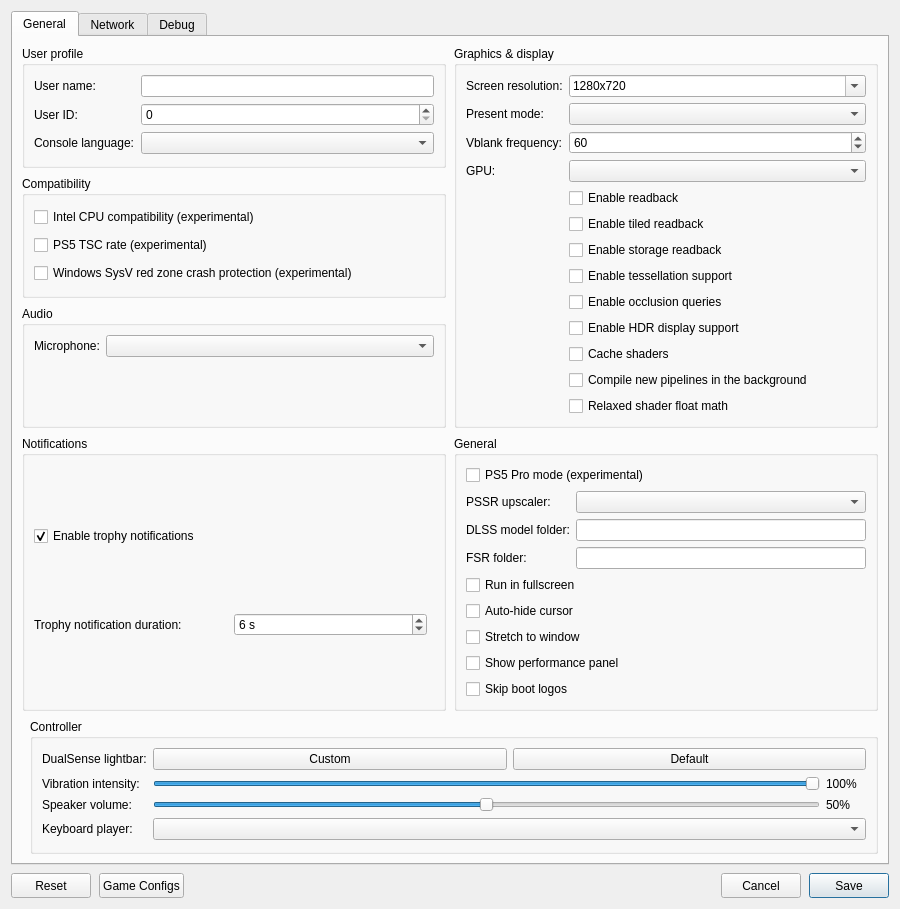
The window that src/launcher/forms/configuration_edit_dialog.ui (TheCruZ/KytyPS5-GTA) describes before a commit, drawn with Qt 5.
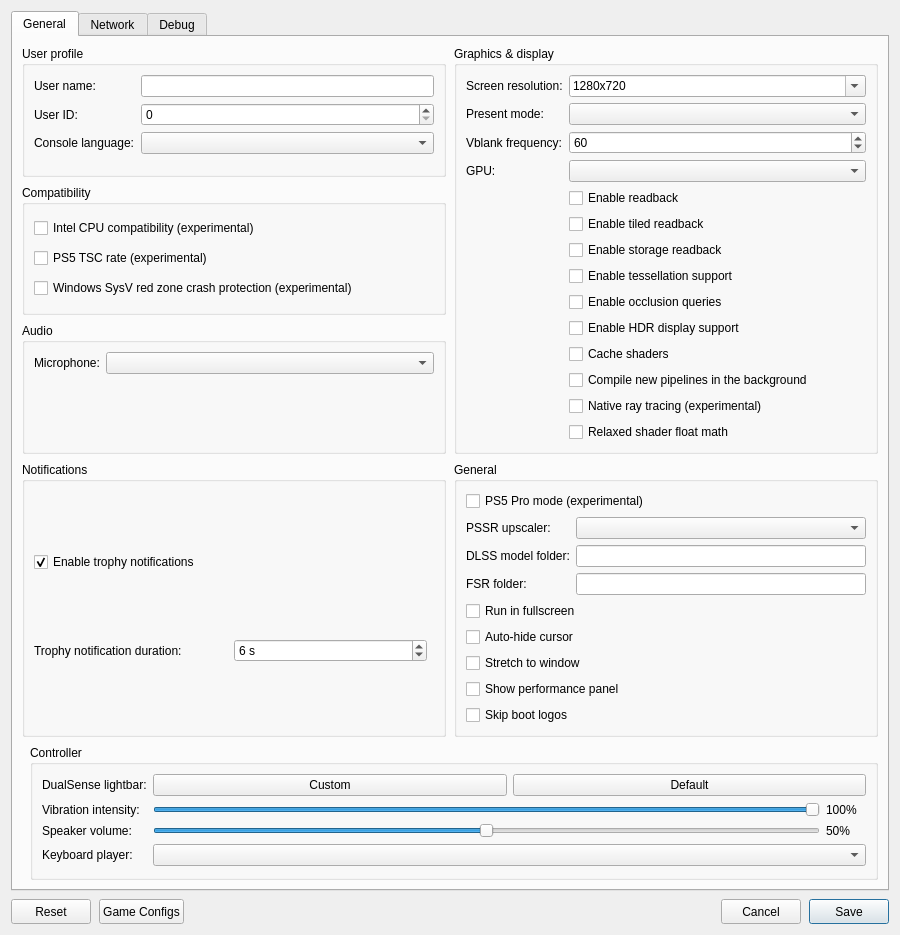
The same window after the commit. Custom widgets are drawn as their Qt base class.

Commit message: graphics: put native ray tracing behind --native-rt, off by default

The edit to the form file:
```diff
--- a/src/launcher/forms/configuration_edit_dialog.ui
+++ b/src/launcher/forms/configuration_edit_dialog.ui
@@ -210,6 +210,12 @@
              </widget>
             </item>
             <item row="13" column="1">
+             <widget class="QCheckBox" name="checkBox_native_ray_tracing">
+              <property name="toolTip"><string>Experimental. Trace the ray tracing passes of supported games (GTA V's shadows and reflections in Fidelity mode, ASTRO BOT) with the GPU's ray tracing hardware instead of emulating the PS5's BVH instructions: much faster where it applies. Needs a GPU with Vulkan ray queries. Visual errors are possible; turn it off if a game looks wrong.</string></property>
+              <property name="text"><string>Native ray tracing (experimental)</string></property>
+             </widget>
+            </item>
+            <item row="14" column="1">
              <widget class="QCheckBox" name="checkBox_relaxed_shader_float">
               <property name="toolTip"><string>Use the host GPU's native float operations in shaders. Faster, but can be inaccurate.</string></property>
               <property name="text"><string>Relaxed shader float math</string></property>
```
The commit also changes 8 other files.
